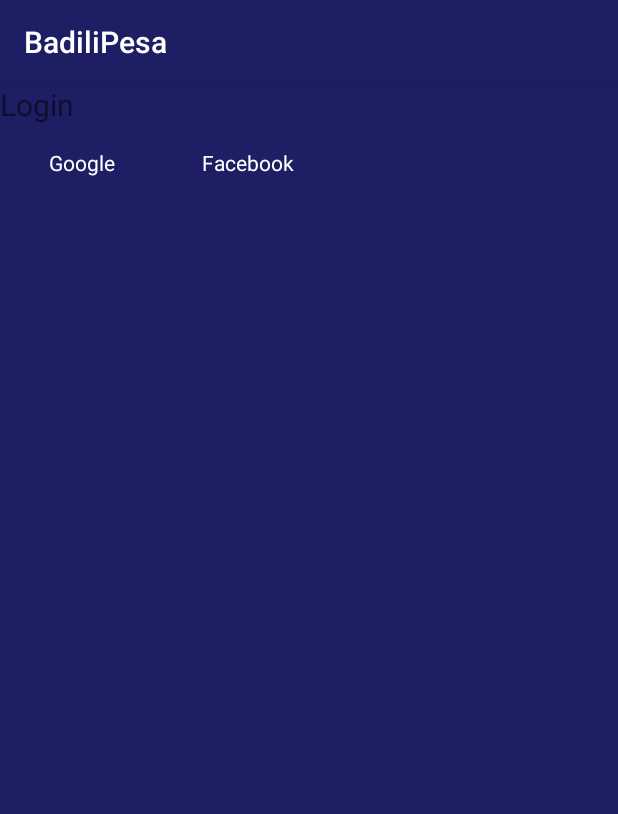
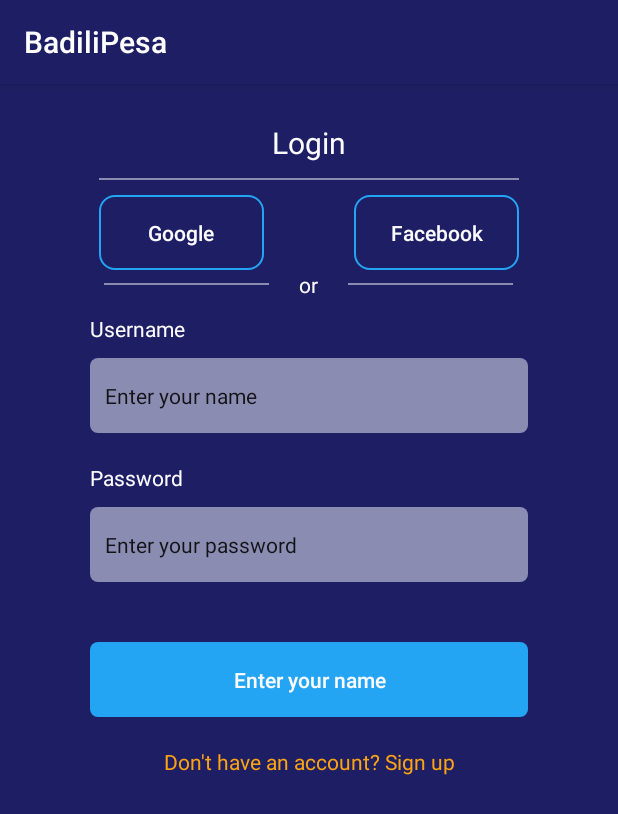
Before and after one commit to benruwel/BadiliPesa, an Android app: the LoginActivity screen opened directly, with no data from a screen before it, on a phone screen of 412 x 824 dp. Shown: the top 814 px of the screen. Run offline under Robolectric (Android 15) with nearby library versions, the phone set to English and light mode, and no system bars; Roboto replaces fonts that are not available here.

Commit message:
Complete login activity UI

```diff
--- a/app/build.gradle
+++ b/app/build.gradle
@@ -13,7 +13,7 @@ android {
     defaultConfig {
         applicationId "com.moringa.badilipesa"
         minSdkVersion 21
-        targetSdkVersion 28
+        targetSdkVersion 30
         versionCode 1
         versionName "1.0"
 
@@ -35,7 +35,6 @@ dependencies {
     implementation fileTree(dir: "libs", include: ["*.jar"])
     implementation 'androidx.appcompat:appcompat:1.1.0'
     implementation 'androidx.constraintlayout:constraintlayout:1.1.3'
-    api 'com.google.android.material:material:1.3.0-alpha02'
     implementation 'com.google.android.material:material:1.2.0'
     implementation 'androidx.cardview:cardview:1.0.0'
     testImplementation 'junit:junit:4.12'
--- /dev/null
+++ b/app/src/main/res/drawable/blue_border.xml
@@ -0,0 +1,7 @@
+<?xml version="1.0" encoding="utf-8"?>
+<shape android:shape="rectangle" xmlns:android="http://schemas.android.com/apk/res/android">
+
+    <stroke android:color="@color/colorPrimary"
+        android:width="1dp"/>
+    <corners android:radius="10dp"/>
+</shape>
--- /dev/null
+++ b/app/src/main/res/drawable/edit_text_background.xml
@@ -0,0 +1,6 @@
+<?xml version="1.0" encoding="utf-8"?>
+<shape xmlns:android="http://schemas.android.com/apk/res/android">
+
+    <solid android:color="@color/secondaryDark"/>
+    <corners android:radius="5dp"/>
+</shape>
--- /dev/null
+++ b/app/src/main/res/drawable/primary_btn_background.xml
@@ -0,0 +1,7 @@
+<?xml version="1.0" encoding="utf-8"?>
+<shape xmlns:android="http://schemas.android.com/apk/res/android">
+
+    <solid android:color="@color/colorPrimary"/>
+    <corners android:radius="5dp"/>
+
+</shape>
--- /dev/null
+++ b/app/src/main/res/drawable/single_line.xml
@@ -0,0 +1,7 @@
+<?xml version="1.0" encoding="utf-8"?>
+<shape xmlns:android="http://schemas.android.com/apk/res/android">
+
+    <solid android:color="@color/secondaryDark"/>
+
+
+</shape>
--- a/app/src/main/res/layout/activity_login.xml
+++ b/app/src/main/res/layout/activity_login.xml
@@ -8,39 +8,175 @@
     tools:context=".ui.LoginActivity">
 
     <LinearLayout
+        android:id="@+id/linearLayout4"
         android:layout_width="match_parent"
-        android:layout_height="match_parent"
-        android:orientation="vertical">
+        android:layout_height="wrap_content"
+        android:layout_marginTop="25dp"
+        android:gravity="center"
+        android:orientation="vertical"
+        app:layout_constraintEnd_toEndOf="parent"
+        app:layout_constraintStart_toStartOf="parent"
+        app:layout_constraintTop_toTopOf="parent">
+
         <TextView
             android:layout_width="wrap_content"
             android:layout_height="wrap_content"
             android:text="Login"
-            android:textSize="20dp"/>
+            android:textColor="@color/secondaryLight"
+            android:textSize="20dp" />
+
+        <androidx.appcompat.widget.AppCompatImageView
+            android:layout_width="280dp"
+            android:layout_marginTop="10dp"
+            android:layout_marginBottom="10dp"
+            android:layout_height="1dp"
+            android:src="@drawable/single_line"
+            android:background="@drawable/single_line"/>
+
+
         <LinearLayout
             android:layout_width="match_parent"
             android:layout_height="wrap_content"
+            android:gravity="center"
             android:orientation="horizontal">
 
             <Button
-                style="@style/Widget.MaterialComponents.Button.OutlinedButton"
+                android:id="@+id/googleLoginBtn"
                 android:layout_width="110dp"
                 android:layout_height="50dp"
+                android:layout_marginEnd="30dp"
+                android:background="@drawable/blue_border"
                 android:text="Google"
-                android:textColor="@color/cardview_light_background"
-                android:textSize="14dp"
-                app:strokeColor="@color/colorPrimary" />
+                android:textAllCaps="false"
+                android:textColor="@color/secondaryLight"
+                android:textSize="14dp" />
+
             <Button
+                android:id="@+id/facebookLoginBtn"
                 android:layout_width="110dp"
                 android:layout_height="50dp"
-                style="@style/Widget.MaterialComponents.Button.OutlinedButton"
-                app:strokeColor="@color/colorPrimary"
-                app:strokeWidth="1dp"
-                app:rippleColor="@color/colorPrimary"
+                android:layout_marginStart="30dp"
+                android:background="@drawable/blue_border"
+                android:drawableTint="@color/colorPrimary"
                 android:text="Facebook"
-                android:textColor="@color/cardview_light_background"
+                android:textAllCaps="false"
+                android:textColor="@color/secondaryLight"
                 android:textSize="14dp" />
+
+        </LinearLayout>
+
+        <LinearLayout
+            android:layout_width="wrap_content"
+            android:layout_height="wrap_content"
+            android:orientation="horizontal"
+            android:gravity="center">
+
+            <androidx.appcompat.widget.AppCompatImageView
+                android:layout_width="110dp"
+                android:layout_height="1dp"
+                android:layout_marginEnd="20dp"
+                android:src="@drawable/single_line"
+                android:background="@drawable/single_line"/>
+
+            <TextView
+                android:layout_width="wrap_content"
+                android:layout_height="wrap_content"
+                android:textColor="@color/secondaryLight"
+                android:text="or"
+                android:textSize="14dp"/>
+
+            <androidx.appcompat.widget.AppCompatImageView
+                android:layout_width="110dp"
+                android:layout_height="1dp"
+                android:layout_marginStart="20dp"
+                android:src="@drawable/single_line"
+                android:background="@drawable/single_line"/>
 
         </LinearLayout>
     </LinearLayout>
 
+    <androidx.appcompat.widget.LinearLayoutCompat
+        android:layout_width="match_parent"
+        android:layout_height="wrap_content"
+        android:orientation="vertical"
+        android:gravity="center"
+        android:paddingStart="50dp"
+        android:paddingEnd="50dp"
+        app:layout_constraintTop_toBottomOf="@+id/linearLayout4">
+        <LinearLayout
+            android:layout_width="match_parent"
+            android:layout_height="wrap_content"
+            android:padding="10dp"
+            android:orientation="vertical">
+            <TextView
+                android:layout_width="wrap_content"
+                android:layout_height="wrap_content"
+                android:textSize="14sp"
+                android:layout_marginBottom="10dp"
+                android:textColor="@color/secondaryLight"
+                android:text="Username"/>
+
+            <EditText
+                android:id="@+id/usernameInsertView"
+                android:layout_width="match_parent"
+                android:layout_height="50dp"
+                android:textSize="14sp"
+                android:background="@drawable/edit_text_background"
+                android:padding="10dp"
+                android:text="Enter your name" />
+        </LinearLayout>
+
+        <LinearLayout
+            android:layout_width="match_parent"
+            android:layout_height="wrap_content"
+            android:padding="10dp"
+            android:orientation="vertical">
+            <TextView
+                android:layout_width="wrap_content"
+                android:layout_height="wrap_content"
+                android:textSize="14sp"
+                android:layout_marginBottom="10dp"
+                android:textColor="@color/secondaryLight"
+                android:text="Password"/>
+
+            <EditText
+                android:textSize="14sp"
+                android:id="@+id/passwordInsertView"
+                android:layout_width="match_parent"
+                android:layout_height="50dp"
+                android:background="@drawable/edit_text_background"
+                android:padding="10dp"
+                android:text="Enter your password" />
+        </LinearLayout>
+
+        <LinearLayout
+            android:layout_width="match_parent"
+            android:layout_height="wrap_content"
+            android:padding="10dp"
+            android:orientation="vertical">
+            <Button
+                android:textAllCaps="false"
+                android:textSize="14sp"
+                android:layout_marginTop="20dp"
+                android:layout_width="match_parent"
+                android:layout_height="50dp"
+                android:text="Enter your name"
+                android:padding="10dp"
+                android:textColor="@color/secondaryLight"
+                android:background="@drawable/primary_btn_background"/>
+
+            <TextView
+                android:gravity="center"
+                android:layout_width="match_parent"
+                android:layout_height="wrap_content"
+                android:layout_marginTop="20dp"
+                android:textColor="@color/colorAccent"
+                android:textSize="14sp"
+                android:text="Don't have an account? Sign up"/>
+        </LinearLayout>
+
+
+
+    </androidx.appcompat.widget.LinearLayoutCompat>
+
 </androidx.constraintlayout.widget.ConstraintLayout>
--- a/app/src/main/res/layout/activity_main.xml
+++ b/app/src/main/res/layout/activity_main.xml
@@ -32,6 +32,7 @@
         app:layout_constraintHorizontal_bias="0.497"
         app:layout_constraintStart_toStartOf="parent"
         app:layout_constraintTop_toBottomOf="@+id/linearLayout2" />
+
 
     <ImageView
         android:id="@+id/imageView4"
```
